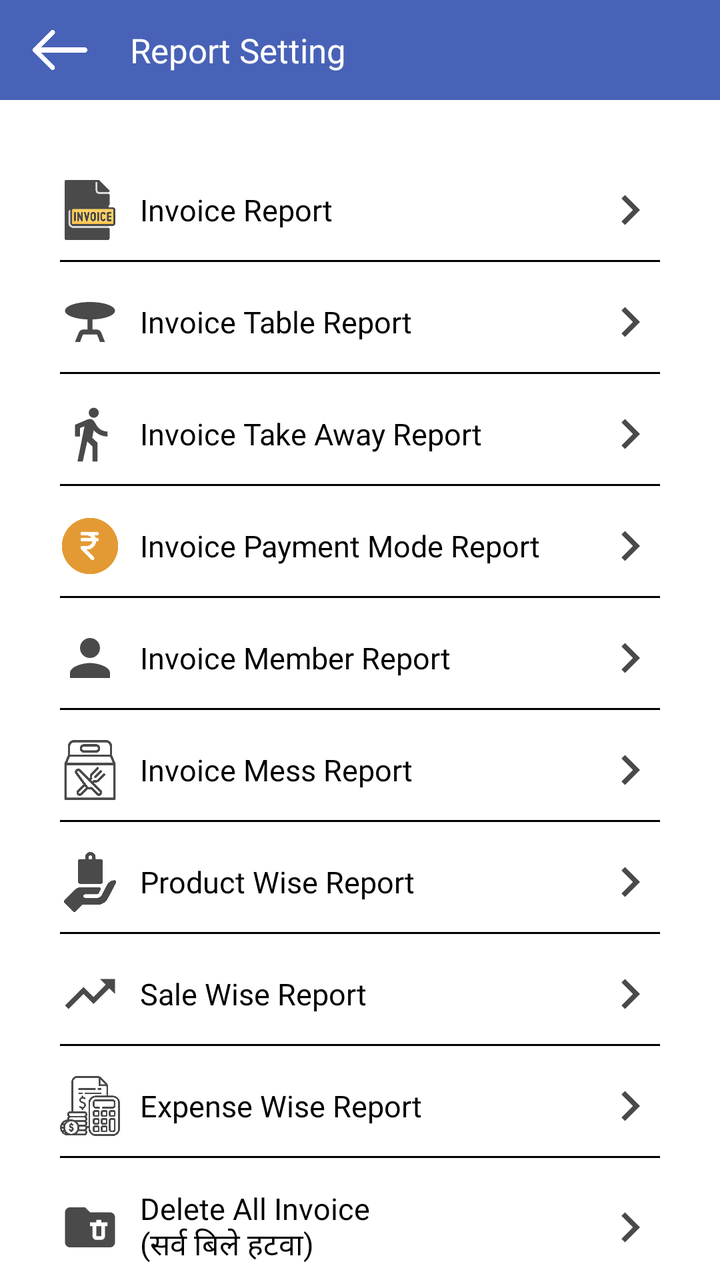
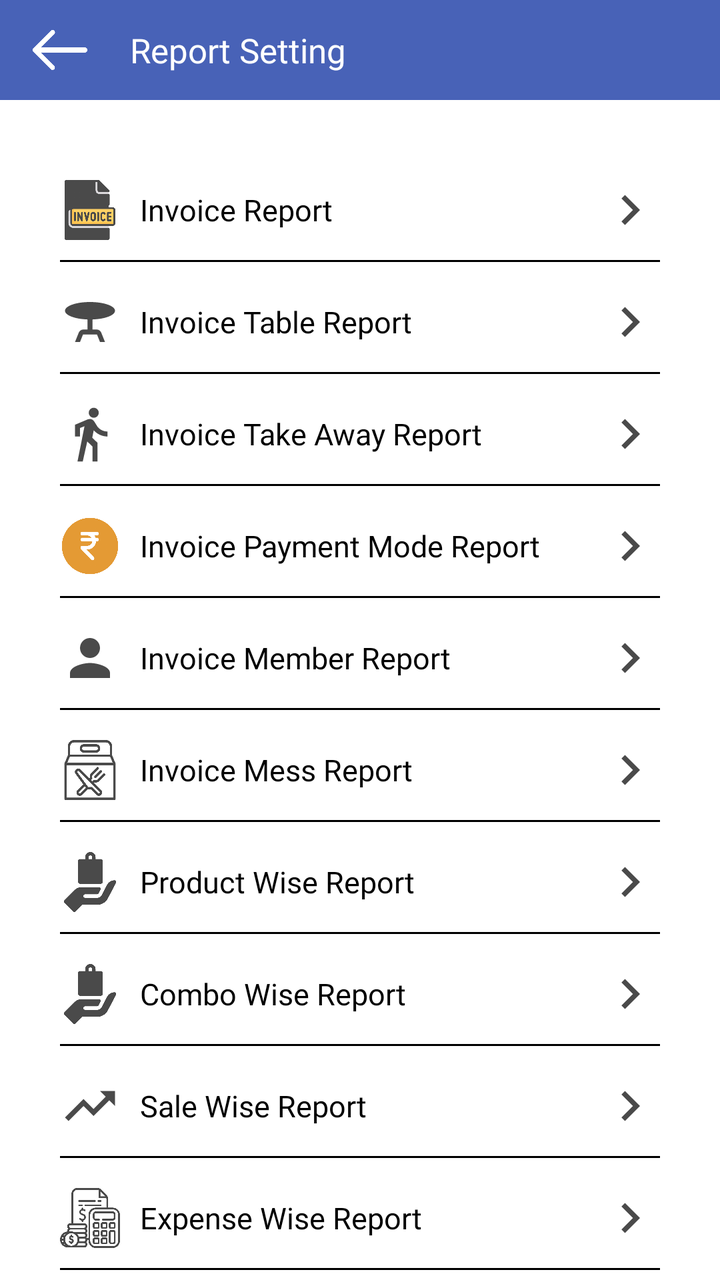

Before-and-after screenshots of an Android layout around one commit, followed by the original layout XML and the change that was made.
<!-- AndroidManifest.xml: application theme AppTheme -->
<!-- res/layout/fragment_report_setting.xml -->
<?xml version="1.0" encoding="utf-8"?>
<RelativeLayout xmlns:android="http://schemas.android.com/apk/res/android"
    xmlns:app="http://schemas.android.com/apk/res-auto"
    xmlns:tools="http://schemas.android.com/tools"
    android:layout_width="match_parent"
    android:layout_height="match_parent"
    tools:context=".Fragment.AddProduct">

    <com.google.android.material.appbar.AppBarLayout
        android:id="@+id/appBarLayout"
        android:layout_width="match_parent"
        android:layout_height="50dp"
        android:layout_alignParentTop="true">

        <RelativeLayout
            android:layout_width="match_parent"
            android:layout_height="match_parent">

            <ImageView
                android:id="@+id/backToSetting"
                android:layout_width="30dp"
                android:layout_height="30dp"
                android:layout_alignParentStart="true"
                android:layout_centerInParent="true"
                android:layout_gravity="center"
                android:layout_marginStart="15dp"
                android:src="@drawable/back"
                app:tint="@color/white" />

            <androidx.appcompat.widget.AppCompatTextView
                android:layout_width="wrap_content"
                android:layout_height="wrap_content"
                android:layout_centerInParent="true"
                android:layout_gravity="center"
                android:layout_marginStart="15dp"
                android:layout_toEndOf="@+id/backToSetting"
                android:fontFamily="@font/poppinsmedium"
                android:gravity="center"
                android:paddingStart="5dp"
                android:paddingEnd="5dp"
                android:text="@string/ui_report_setting"
                android:textColor="@color/white"
                android:textSize="17dp" />
</RelativeLayout>

    </com.google.android.material.appbar.AppBarLayout>

    <androidx.core.widget.NestedScrollView
        android:layout_width="match_parent"
        android:layout_height="match_parent"
        android:layout_below="@id/appBarLayout">

        <LinearLayout
            android:layout_width="match_parent"
            android:layout_height="wrap_content"
            android:orientation="vertical"
            android:padding="10dp">

            <LinearLayout
                android:id="@+id/invoiceWiseReportLayout"
                android:layout_width="match_parent"
                android:layout_height="wrap_content"
                android:layout_marginStart="20dp"
                android:layout_marginTop="30dp"
                android:layout_marginEnd="20dp"
                android:orientation="horizontal">

                <ImageView
                    android:layout_width="30dp"
                    android:layout_height="30dp"
                    android:layout_gravity="center"
                    android:src="@drawable/invoice" />

                <TextView
                    android:layout_width="match_parent"
                    android:layout_height="wrap_content"
                    android:layout_gravity="center"
                    android:layout_weight="1"
                    android:fontFamily="@font/poppinsregular"
                    android:gravity="center|start"
                    android:paddingStart="10dp"
                    android:paddingEnd="10dp"
                    android:text="@string/ui_invoice_report"
                    android:textColor="@color/black"
                    android:textSize="15dp" />

                <ImageView
                    android:layout_width="30dp"
                    android:layout_height="30dp"
                    android:layout_gravity="center"
                    android:src="@drawable/baseline_keyboard_arrow_right_24"
                    app:tint="@color/light_black" />

            </LinearLayout>

            <View
                android:layout_width="match_parent"
                android:layout_height="1dp"
                android:layout_marginStart="20dp"
                android:layout_marginTop="10dp"
                android:layout_marginEnd="20dp"
                android:background="@color/black" />

            <LinearLayout
                android:id="@+id/invoiceTableWiseReportLayout"
                android:layout_width="match_parent"
                android:layout_height="wrap_content"
                android:layout_marginStart="20dp"
                android:layout_marginTop="15dp"
                android:layout_marginEnd="20dp"
                android:orientation="horizontal">

                <ImageView
                    android:layout_width="30dp"
                    android:layout_height="30dp"
                    android:layout_gravity="center"
                    android:src="@drawable/baseline_table_bar_24"
                    app:tint="@color/light_black" />

                <TextView
                    android:layout_width="match_parent"
                    android:layout_height="wrap_content"
                    android:layout_gravity="center"
                    android:layout_weight="1"
                    android:fontFamily="@font/poppinsregular"
                    android:gravity="center|start"
                    android:paddingStart="10dp"
                    android:paddingEnd="10dp"
                    android:text="@string/ui_invoice_table_report"
                    android:textColor="@color/black"
                    android:textSize="15dp" />

                <ImageView
                    android:layout_width="30dp"
                    android:layout_height="30dp"
                    android:layout_gravity="center"
                    android:src="@drawable/baseline_keyboard_arrow_right_24"
                    app:tint="@color/light_black" />

            </LinearLayout>

            <View
                android:layout_width="match_parent"
                android:layout_height="1dp"
                android:layout_marginStart="20dp"
                android:layout_marginTop="10dp"
                android:layout_marginEnd="20dp"
                android:background="@color/black" />

            <LinearLayout
                android:id="@+id/invoiceTakeAwayWiseReportLayout"
                android:layout_width="match_parent"
                android:layout_height="wrap_content"
                android:layout_marginStart="20dp"
                android:layout_marginTop="15dp"
                android:layout_marginEnd="20dp"
                android:orientation="horizontal">

                <ImageView
                    android:layout_width="30dp"
                    android:layout_height="30dp"
                    android:layout_gravity="center"
                    android:src="@drawable/baseline_directions_walk_24"
                    app:tint="@color/light_black" />

                <TextView
                    android:layout_width="match_parent"
                    android:layout_height="wrap_content"
                    android:layout_gravity="center"
                    android:layout_weight="1"
                    android:fontFamily="@font/poppinsregular"
                    android:gravity="center|start"
                    android:paddingStart="10dp"
                    android:paddingEnd="10dp"
                    android:text="@string/ui_invoice_take_away_report"
                    android:textColor="@color/black"
                    android:textSize="15dp" />

                <ImageView
                    android:layout_width="30dp"
                    android:layout_height="30dp"
                    android:layout_gravity="center"
                    android:src="@drawable/baseline_keyboard_arrow_right_24"
                    app:tint="@color/light_black" />

            </LinearLayout>


            <View
                android:layout_width="match_parent"
                android:layout_height="1dp"
                android:layout_marginStart="20dp"
                android:layout_marginTop="10dp"
                android:layout_marginEnd="20dp"
                android:background="@color/black" />

            <LinearLayout
                android:id="@+id/invoicePaymentWiseReportLayout"
                android:layout_width="match_parent"
                android:layout_height="wrap_content"
                android:layout_marginStart="20dp"
                android:layout_marginTop="15dp"
                android:layout_marginEnd="20dp"
                android:orientation="horizontal">

                <ImageView
                    android:layout_width="30dp"
                    android:layout_height="30dp"
                    android:layout_gravity="center"
                    android:src="@drawable/rupee_pending" />

                <TextView
                    android:layout_width="match_parent"
                    android:layout_height="wrap_content"
                    android:layout_gravity="center"
                    android:layout_weight="1"
                    android:fontFamily="@font/poppinsregular"
                    android:gravity="center|start"
                    android:paddingStart="10dp"
                    android:paddingEnd="10dp"
                    android:text="@string/ui_invoice_payment_mode_report"
                    android:textColor="@color/black"
                    android:textSize="15dp" />

                <ImageView
                    android:layout_width="30dp"
                    android:layout_height="30dp"
                    android:layout_gravity="center"
                    android:src="@drawable/baseline_keyboard_arrow_right_24"
                    app:tint="@color/light_black" />

            </LinearLayout>

            <View
                android:layout_width="match_parent"
                android:layout_height="1dp"
                android:layout_marginStart="20dp"
                android:layout_marginTop="10dp"
                android:layout_marginEnd="20dp"
                android:background="@color/black" />

            <LinearLayout
                android:id="@+id/invoiceMemberPaymentWiseReportLayout"
                android:layout_width="match_parent"
                android:layout_height="wrap_content"
                android:layout_marginStart="20dp"
                android:layout_marginTop="15dp"
                android:layout_marginEnd="20dp"
                android:orientation="horizontal">

                <ImageView
                    android:layout_width="30dp"
                    android:layout_height="30dp"
                    android:layout_gravity="center"
                    android:src="@drawable/baseline_person_24"
                    app:tint="@color/light_black" />

                <TextView
                    android:layout_width="match_parent"
                    android:layout_height="wrap_content"
                    android:layout_gravity="center"
                    android:layout_weight="1"
                    android:fontFamily="@font/poppinsregular"
                    android:gravity="center|start"
                    android:paddingStart="10dp"
                    android:paddingEnd="10dp"
                    android:text="@string/ui_invoice_member_report"
                    android:textColor="@color/black"
                    android:textSize="15dp" />

                <ImageView
                    android:layout_width="30dp"
                    android:layout_height="30dp"
                    android:layout_gravity="center"
                    android:src="@drawable/baseline_keyboard_arrow_right_24"
                    app:tint="@color/light_black" />

            </LinearLayout>

            <View
                android:layout_width="match_parent"
                android:layout_height="1dp"
                android:layout_marginStart="20dp"
                android:layout_marginTop="10dp"
                android:layout_marginEnd="20dp"
                android:background="@color/black" />

            <LinearLayout
                android:id="@+id/invoiceMessWiseReportLayout"
                android:layout_width="match_parent"
                android:layout_height="wrap_content"
                android:layout_marginStart="20dp"
                android:layout_marginTop="15dp"
                android:layout_marginEnd="20dp"
                android:orientation="horizontal">

                <ImageView
                    android:layout_width="30dp"
                    android:layout_height="30dp"
                    android:layout_gravity="center"
                    android:src="@drawable/mess"
                    app:tint="@color/light_black" />

                <TextView
                    android:layout_width="match_parent"
                    android:layout_height="wrap_content"
                    android:layout_gravity="center"
                    android:layout_weight="1"
                    android:fontFamily="@font/poppinsregular"
                    android:gravity="center|start"
                    android:paddingStart="10dp"
                    android:paddingEnd="10dp"
                    android:text="@string/ui_invoice_mess_report"
                    android:textColor="@color/black"
                    android:textSize="15dp" />

                <ImageView
                    android:layout_width="30dp"
                    android:layout_height="30dp"
                    android:layout_gravity="center"
                    android:src="@drawable/baseline_keyboard_arrow_right_24"
                    app:tint="@color/light_black" />

            </LinearLayout>

            <View
                android:layout_width="match_parent"
                android:layout_height="1dp"
                android:layout_marginStart="20dp"
                android:layout_marginTop="10dp"
                android:layout_marginEnd="20dp"
                android:background="@color/black" />

            <LinearLayout
                android:id="@+id/productWiseReportLayout"
                android:layout_width="match_parent"
                android:layout_height="wrap_content"
                android:layout_marginStart="20dp"
                android:layout_marginTop="15dp"
                android:layout_marginEnd="20dp"
                android:orientation="horizontal">

                <ImageView
                    android:layout_width="30dp"
                    android:layout_height="30dp"
                    android:layout_gravity="center"
                    android:src="@drawable/product"
                    app:tint="@color/light_black" />

                <TextView
                    android:layout_width="match_parent"
                    android:layout_height="wrap_content"
                    android:layout_gravity="center"
                    android:layout_weight="1"
                    android:fontFamily="@font/poppinsregular"
                    android:gravity="center|start"
                    android:paddingStart="10dp"
                    android:paddingEnd="10dp"
                    android:text="@string/ui_product_wise_report"
                    android:textColor="@color/black"
                    android:textSize="15dp" />

                <ImageView
                    android:layout_width="30dp"
                    android:layout_height="30dp"
                    android:layout_gravity="center"
                    android:src="@drawable/baseline_keyboard_arrow_right_24"
                    app:tint="@color/light_black" />

            </LinearLayout>

            <View
                android:layout_width="match_parent"
                android:layout_height="1dp"
                android:layout_marginStart="20dp"
                android:layout_marginTop="10dp"
                android:layout_marginEnd="20dp"
                android:background="@color/black" />

            <LinearLayout
                android:id="@+id/saleWiseReportLayout"
                android:layout_width="match_parent"
                android:layout_height="wrap_content"
                android:layout_marginStart="20dp"
                android:layout_marginTop="15dp"
                android:layout_marginEnd="20dp"
                android:orientation="horizontal">

                <ImageView
                    android:layout_width="30dp"
                    android:layout_height="30dp"
                    android:layout_gravity="center"
                    android:src="@drawable/baseline_trending_up_24"
                    app:tint="@color/light_black" />

                <TextView
                    android:layout_width="match_parent"
                    android:layout_height="wrap_content"
                    android:layout_gravity="center"
                    android:layout_weight="1"
                    android:fontFamily="@font/poppinsregular"
                    android:gravity="center|start"
                    android:paddingStart="10dp"
                    android:paddingEnd="10dp"
                    android:text="@string/ui_sale_wise_report"
                    android:textColor="@color/black"
                    android:textSize="15dp" />

                <ImageView
                    android:layout_width="30dp"
                    android:layout_height="30dp"
                    android:layout_gravity="center"
                    android:src="@drawable/baseline_keyboard_arrow_right_24"
                    app:tint="@color/light_black" />

            </LinearLayout>

            <View
                android:layout_width="match_parent"
                android:layout_height="1dp"
                android:layout_marginStart="20dp"
                android:layout_marginTop="10dp"
                android:layout_marginEnd="20dp"
                android:background="@color/black" />

            <LinearLayout
                android:id="@+id/expenseWiseReportLayout"
                android:layout_width="match_parent"
                android:layout_height="wrap_content"
                android:layout_marginStart="20dp"
                android:layout_marginTop="15dp"
                android:layout_marginEnd="20dp"
                android:orientation="horizontal">

                <ImageView
                    android:layout_width="30dp"
                    android:layout_height="30dp"
                    android:layout_gravity="center"
                    android:src="@drawable/expense"
                    app:tint="@color/light_black" />

                <TextView
                    android:layout_width="match_parent"
                    android:layout_height="wrap_content"
                    android:layout_gravity="center"
                    android:layout_weight="1"
                    android:fontFamily="@font/poppinsregular"
                    android:gravity="center|start"
                    android:paddingStart="10dp"
                    android:paddingEnd="10dp"
                    android:text="@string/ui_expense_wise_report"
                    android:textColor="@color/black"
                    android:textSize="15dp" />

                <ImageView
                    android:layout_width="30dp"
                    android:layout_height="30dp"
                    android:layout_gravity="center"
                    android:src="@drawable/baseline_keyboard_arrow_right_24"
                    app:tint="@color/light_black" />

            </LinearLayout>

            <View
                android:layout_width="match_parent"
                android:layout_height="1dp"
                android:layout_marginStart="20dp"
                android:layout_marginTop="10dp"
                android:layout_marginEnd="20dp"
                android:background="@color/black" />

            <LinearLayout
                android:id="@+id/clearInvoiceLayout"
                android:layout_width="match_parent"
                android:layout_height="wrap_content"
                android:layout_marginStart="20dp"
                android:layout_marginTop="15dp"
                android:layout_marginEnd="20dp"
                android:orientation="horizontal">

                <ImageView
                    android:layout_width="30dp"
                    android:layout_height="30dp"
                    android:layout_gravity="center"
                    android:src="@drawable/baseline_folder_delete_24"
                    app:tint="@color/light_black" />

                <TextView
                    android:layout_width="match_parent"
                    android:layout_height="wrap_content"
                    android:layout_gravity="center"
                    android:layout_weight="1"
                    android:fontFamily="@font/poppinsregular"
                    android:gravity="center|start"
                    android:paddingStart="10dp"
                    android:paddingEnd="10dp"
                    android:text="@string/ui_delete_all_invoice_सर्व_बले_हटव"
                    android:textColor="@color/black"
                    android:textSize="15dp" />

                <ImageView
                    android:layout_width="30dp"
                    android:layout_height="30dp"
                    android:layout_gravity="center"
                    android:src="@drawable/baseline_keyboard_arrow_right_24"
                    app:tint="@color/light_black" />

            </LinearLayout>


        </LinearLayout>

    </androidx.core.widget.NestedScrollView>

</RelativeLayout>
<!-- resources referenced by this layout -->
<resources>
  <color name="black">#000</color>
  <color name="light_black">#4a4a4a</color>
  <color name="white">#fff</color>
  <!-- drawable baseline_folder_delete_24 (drawable) -->
  <vector xmlns:android="http://schemas.android.com/apk/res/android"
      android:width="24dp"
      android:height="24dp"
      android:tint="#000000"
      android:viewportWidth="24"
      android:viewportHeight="24">
      <path
          android:fillColor="@android:color/white"
          android:pathData="M22,8v10c0,1.1 -0.9,2 -2,2H4c-1.1,0 -2,-0.9 -2,-2L2.01,6C2.01,4.9 2.9,4 4,4h6l2,2h8C21.1,6 22,6.9 22,8zM16.5,10V9h-2v1H12v1.5h1v4c0,0.83 0.67,1.5 1.5,1.5h2c0.83,0 1.5,-0.67 1.5,-1.5v-4h1V10H16.5zM16.5,15.5h-2v-4h2V15.5z" />
  </vector>
  <!-- drawable baseline_keyboard_arrow_right_24 (drawable) -->
  <vector xmlns:android="http://schemas.android.com/apk/res/android"
      android:width="24dp"
      android:height="24dp"
      android:autoMirrored="true"
      android:tint="#000000"
      android:viewportWidth="24"
      android:viewportHeight="24">
      <path
          android:fillColor="@android:color/white"
          android:pathData="M8.59,16.59L13.17,12 8.59,7.41 10,6l6,6 -6,6 -1.41,-1.41z" />
  </vector>
  <!-- drawable baseline_person_24 (drawable) -->
  <vector xmlns:android="http://schemas.android.com/apk/res/android"
      android:width="24dp"
      android:height="24dp"
      android:tint="#000000"
      android:viewportWidth="24"
      android:viewportHeight="24">
      <path
          android:fillColor="@android:color/white"
          android:pathData="M12,12c2.21,0 4,-1.79 4,-4s-1.79,-4 -4,-4 -4,1.79 -4,4 1.79,4 4,4zM12,14c-2.67,0 -8,1.34 -8,4v2h16v-2c0,-2.66 -5.33,-4 -8,-4z" />
  </vector>
  <!-- drawable baseline_table_bar_24 (drawable) -->
  <vector xmlns:android="http://schemas.android.com/apk/res/android"
      android:width="24dp"
      android:height="24dp"
      android:tint="#000000"
      android:viewportWidth="24"
      android:viewportHeight="24">
      <path
          android:fillColor="@android:color/white"
          android:pathData="M22,7.5C22,5.57 17.52,4 12,4S2,5.57 2,7.5c0,1.81 3.95,3.31 9,3.48V15H9.35c-0.82,0 -1.55,0.5 -1.86,1.26L6,20h2l1.2,-3h5.6l1.2,3h2l-1.5,-3.74C16.2,15.5 15.46,15 14.65,15H13v-4.02C18.05,10.81 22,9.31 22,7.5z" />
  </vector>
  <!-- drawable baseline_trending_up_24 (drawable) -->
  <vector xmlns:android="http://schemas.android.com/apk/res/android"
      android:width="24dp"
      android:height="24dp"
      android:autoMirrored="true"
      android:tint="#000000"
      android:viewportWidth="24"
      android:viewportHeight="24">
      <path
          android:fillColor="@android:color/white"
          android:pathData="M16,6l2.29,2.29 -4.88,4.88 -4,-4L2,16.59 3.41,18l6,-6 4,4 6.3,-6.29L22,12V6z" />
  </vector>
  <string name="ui_expense_wise_report">Expense Wise Report</string>
  <string name="ui_invoice_member_report">Invoice Member Report</string>
  <string name="ui_invoice_mess_report">Invoice Mess Report</string>
  <string name="ui_invoice_payment_mode_report">Invoice Payment Mode Report</string>
  <string name="ui_invoice_report">Invoice Report</string>
  <string name="ui_invoice_table_report">Invoice Table Report</string>
  <string name="ui_invoice_take_away_report">Invoice Take Away Report</string>
  <string name="ui_product_wise_report">Product Wise Report</string>
  <string name="ui_report_setting">Report Setting</string>
  <string name="ui_sale_wise_report">Sale Wise Report</string>
  <style name="AppTheme" parent="Theme.MaterialComponents.Light.NoActionBar">
          
          <item name="colorPrimary">@color/colorPrimary</item>
          <item name="colorPrimaryDark">@color/colorPrimary</item>
          <item name="colorAccent">@color/colorAccent</item>
          <item name="android:windowIsTranslucent">true</item>
          <item name="windowNoTitle">true</item>
          <item name="windowActionBar">false</item>
  
      </style>
  <color name="colorPrimary">#4862b7</color>
  <color name="colorAccent">#000</color>
  <!-- unchanged entries left out for length: 7 -->
</resources>

<!-- the commit's change to res/layout/fragment_report_setting.xml (unified diff, before → after) -->
@@ -378,6 +378,52 @@
                 android:background="@color/black" />
 
             <LinearLayout
+                android:id="@+id/comboWiseReportLayout"
+                android:layout_width="match_parent"
+                android:layout_height="wrap_content"
+                android:layout_marginStart="20dp"
+                android:layout_marginTop="15dp"
+                android:layout_marginEnd="20dp"
+                android:orientation="horizontal">
+
+                <ImageView
+                    android:layout_width="30dp"
+                    android:layout_height="30dp"
+                    android:layout_gravity="center"
+                    android:src="@drawable/product"
+                    app:tint="@color/light_black" />
+
+                <TextView
+                    android:layout_width="match_parent"
+                    android:layout_height="wrap_content"
+                    android:layout_gravity="center"
+                    android:layout_weight="1"
+                    android:fontFamily="@font/poppinsregular"
+                    android:gravity="center|start"
+                    android:paddingStart="10dp"
+                    android:paddingEnd="10dp"
+                    android:text="@string/ui_combo_wise_report"
+                    android:textColor="@color/black"
+                    android:textSize="15dp" />
+
+                <ImageView
+                    android:layout_width="30dp"
+                    android:layout_height="30dp"
+                    android:layout_gravity="center"
+                    android:src="@drawable/baseline_keyboard_arrow_right_24"
+                    app:tint="@color/light_black" />
+
+            </LinearLayout>
+
+            <View
+                android:layout_width="match_parent"
+                android:layout_height="1dp"
+                android:layout_marginStart="20dp"
+                android:layout_marginTop="10dp"
+                android:layout_marginEnd="20dp"
+                android:background="@color/black" />
+
+            <LinearLayout
                 android:id="@+id/saleWiseReportLayout"
                 android:layout_width="match_parent"
                 android:layout_height="wrap_content"
<!-- resource entries referenced after the edit -->
@@ -60,6 +60,7 @@
           android:fillColor="@android:color/white"
           android:pathData="M16,6l2.29,2.29 -4.88,4.88 -4,-4L2,16.59 3.41,18l6,-6 4,4 6.3,-6.29L22,12V6z" />
   </vector>
+  <string name="ui_combo_wise_report">Combo Wise Report</string>
   <string name="ui_expense_wise_report">Expense Wise Report</string>
   <string name="ui_invoice_member_report">Invoice Member Report</string>
   <string name="ui_invoice_mess_report">Invoice Mess Report</string>
